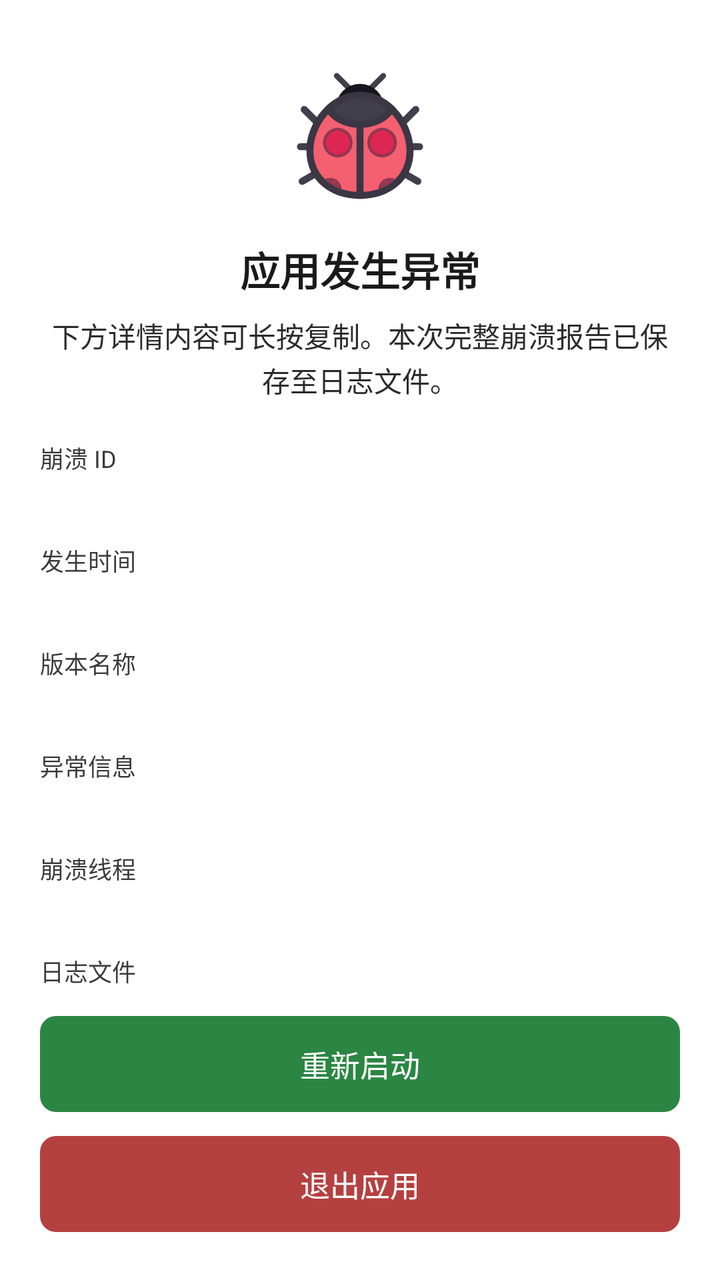
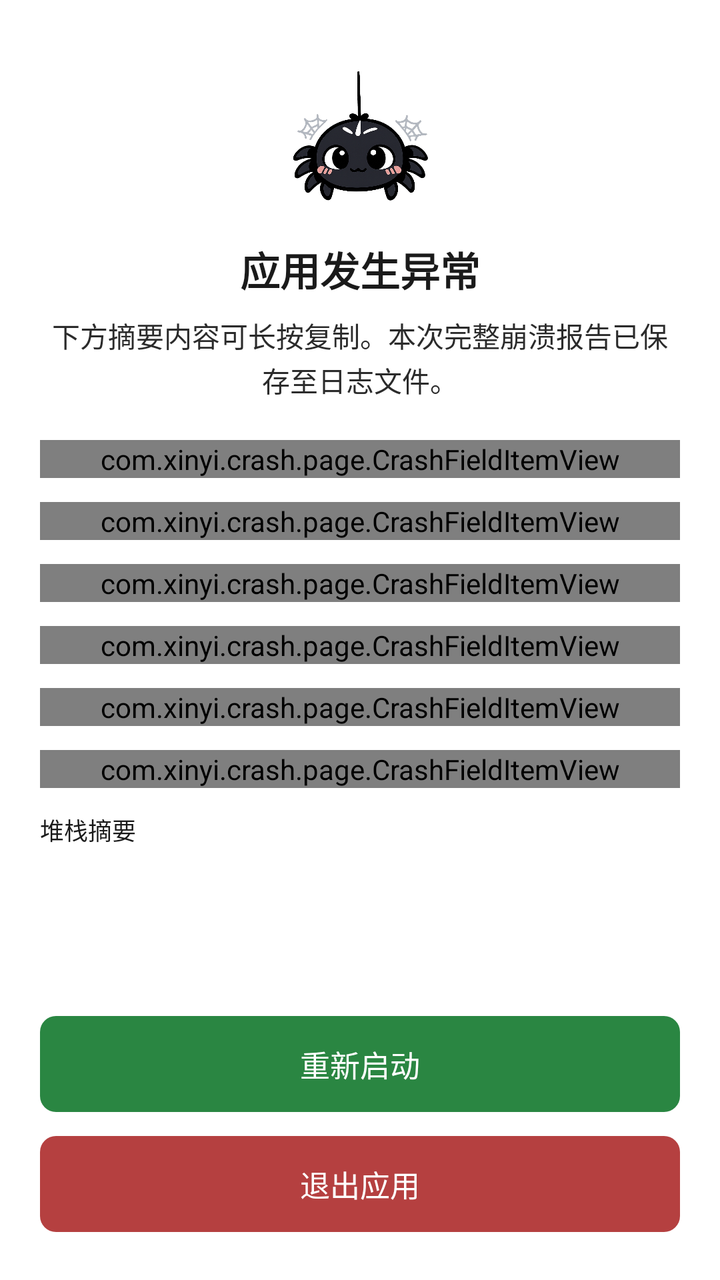

Compare the two renders of this Android layout. The source of the first and the diff that turns it into the second are given below.
<!-- AndroidManifest.xml: activity theme CrashMonitor.Crash -->
<!-- res/layout/activity_crash.xml -->
<?xml version="1.0" encoding="utf-8"?>
<LinearLayout xmlns:android="http://schemas.android.com/apk/res/android"
    android:id="@+id/ll_crash_root"
    android:layout_width="match_parent"
    android:layout_height="match_parent"
    android:background="@color/crash_background"
    android:orientation="vertical"
    android:paddingHorizontal="10dp"
    android:paddingTop="32dp"
    android:paddingBottom="24dp">

    <ImageView
        android:id="@+id/iv_crash_logo"
        android:layout_width="72dp"
        android:layout_height="72dp"
        android:layout_gravity="center_horizontal"
        android:contentDescription="@string/crash_title_interactive"
        android:scaleType="centerInside"
        android:src="@drawable/crash_icon" />

    <TextView
        android:id="@+id/tv_crash_title"
        android:layout_width="match_parent"
        android:layout_height="wrap_content"
        android:layout_marginTop="16dp"
        android:gravity="center"
        android:text="@string/crash_title_interactive"
        android:textColor="@color/crash_title"
        android:textSize="20sp"
        android:textStyle="bold" />

    <TextView
        android:id="@+id/tv_crash_message"
        android:layout_width="match_parent"
        android:layout_height="wrap_content"
        android:layout_marginTop="8dp"
        android:gravity="center"
        android:lineSpacingExtra="2dp"
        android:paddingHorizontal="10dp"
        android:text="@string/crash_message_interactive"
        android:textColor="@color/crash_message"
        android:textSize="14sp" />

    <FrameLayout
        android:id="@+id/fl_crash_progress"
        android:layout_width="36dp"
        android:layout_height="36dp"
        android:layout_gravity="center_horizontal"
        android:layout_marginTop="20dp"
        android:visibility="gone">

        <View
            android:layout_width="match_parent"
            android:layout_height="match_parent"
            android:background="@drawable/crash_progress_track" />

        <ImageView
            android:id="@+id/iv_crash_progress"
            android:layout_width="match_parent"
            android:layout_height="match_parent"
            android:contentDescription="@null"
            android:importantForAccessibility="no"
            android:src="@drawable/crash_progress_spinner" />
    </FrameLayout>

    <ScrollView
        android:id="@+id/sv_crash_detail"
        android:layout_width="match_parent"
        android:layout_height="0dp"
        android:layout_marginTop="20dp"
        android:layout_weight="1"
        android:background="@color/crash_background"
        android:fillViewport="true"
        android:overScrollMode="never"
        android:paddingHorizontal="10dp"
        android:scrollbars="none">

        <LinearLayout
            android:id="@+id/ll_crash_detail"
            android:layout_width="match_parent"
            android:layout_height="wrap_content"
            android:background="@color/crash_background"
            android:orientation="vertical">

            <TextView
                android:id="@+id/tv_crash_label_id"
                android:layout_width="match_parent"
                android:layout_height="wrap_content"
                android:text="@string/crash_label_id"
                android:textColor="@color/crash_label"
                android:textSize="12sp" />

            <TextView
                android:id="@+id/tv_crash_id"
                android:layout_width="match_parent"
                android:layout_height="wrap_content"
                android:layout_marginTop="4dp"
                android:textColor="@color/crash_value"
                android:textIsSelectable="true"
                android:textSize="13sp" />

            <TextView
                android:id="@+id/tv_crash_label_time"
                android:layout_width="match_parent"
                android:layout_height="wrap_content"
                android:layout_marginTop="12dp"
                android:text="@string/crash_label_time"
                android:textColor="@color/crash_label"
                android:textSize="12sp" />

            <TextView
                android:id="@+id/tv_crash_time"
                android:layout_width="match_parent"
                android:layout_height="wrap_content"
                android:layout_marginTop="4dp"
                android:textColor="@color/crash_value"
                android:textIsSelectable="true"
                android:textSize="13sp" />

            <TextView
                android:id="@+id/tv_crash_label_version"
                android:layout_width="match_parent"
                android:layout_height="wrap_content"
                android:layout_marginTop="12dp"
                android:text="@string/crash_label_version"
                android:textColor="@color/crash_label"
                android:textSize="12sp" />

            <TextView
                android:id="@+id/tv_crash_version"
                android:layout_width="match_parent"
                android:layout_height="wrap_content"
                android:layout_marginTop="4dp"
                android:textColor="@color/crash_value"
                android:textIsSelectable="true"
                android:textSize="13sp" />

            <TextView
                android:id="@+id/tv_crash_label_exception"
                android:layout_width="match_parent"
                android:layout_height="wrap_content"
                android:layout_marginTop="12dp"
                android:text="@string/crash_label_exception"
                android:textColor="@color/crash_label"
                android:textSize="12sp" />

            <TextView
                android:id="@+id/tv_crash_exception"
                android:layout_width="match_parent"
                android:layout_height="wrap_content"
                android:layout_marginTop="4dp"
                android:textColor="@color/crash_value"
                android:textIsSelectable="true"
                android:textSize="13sp" />

            <TextView
                android:id="@+id/tv_crash_label_thread"
                android:layout_width="match_parent"
                android:layout_height="wrap_content"
                android:layout_marginTop="12dp"
                android:text="@string/crash_label_thread"
                android:textColor="@color/crash_label"
                android:textSize="12sp" />

            <TextView
                android:id="@+id/tv_crash_thread"
                android:layout_width="match_parent"
                android:layout_height="wrap_content"
                android:layout_marginTop="4dp"
                android:textColor="@color/crash_value"
                android:textSize="13sp" />

            <TextView
                android:id="@+id/tv_crash_label_log_file"
                android:layout_width="match_parent"
                android:layout_height="wrap_content"
                android:layout_marginTop="12dp"
                android:text="@string/crash_label_log_file"
                android:textColor="@color/crash_label"
                android:textSize="12sp" />

            <TextView
                android:id="@+id/tv_crash_log_file"
                android:layout_width="match_parent"
                android:layout_height="wrap_content"
                android:layout_marginTop="4dp"
                android:textColor="@color/crash_value"
                android:textIsSelectable="true"
                android:textSize="13sp" />

            <TextView
                android:id="@+id/tv_crash_label_stack"
                android:layout_width="match_parent"
                android:layout_height="wrap_content"
                android:layout_marginTop="12dp"
                android:text="@string/crash_label_stack"
                android:textColor="@color/crash_label"
                android:textSize="12sp" />

            <TextView
                android:id="@+id/tv_crash_stack"
                android:layout_width="match_parent"
                android:layout_height="wrap_content"
                android:layout_marginTop="4dp"
                android:lineSpacingExtra="2dp"
                android:textIsSelectable="true"
                android:textSize="11sp"
                android:typeface="monospace" />
        </LinearLayout>
    </ScrollView>

    <LinearLayout
        android:id="@+id/ll_crash_actions"
        android:layout_width="match_parent"
        android:layout_height="wrap_content"
        android:layout_marginTop="16dp"
        android:orientation="vertical"
        android:paddingHorizontal="10dp">

        <TextView
            android:id="@+id/btn_crash_restart"
            android:layout_width="match_parent"
            android:layout_height="48dp"
            android:background="@drawable/crash_btn_restart"
            android:clickable="true"
            android:focusable="true"
            android:gravity="center"
            android:text="@string/crash_btn_restart"
            android:textColor="@color/crash_btn_restart_text"
            android:textSize="15sp" />

        <TextView
            android:id="@+id/btn_crash_exit"
            android:layout_width="match_parent"
            android:layout_height="48dp"
            android:layout_marginTop="12dp"
            android:background="@drawable/crash_btn_exit"
            android:clickable="true"
            android:focusable="true"
            android:gravity="center"
            android:text="@string/crash_btn_exit"
            android:textColor="@color/crash_btn_exit_text"
            android:textSize="15sp" />
    </LinearLayout>
</LinearLayout>
<!-- resources referenced by this layout -->
<resources>
  <color name="crash_background">#FFFFFFFF</color>
  <color name="crash_btn_exit_text">#FFFFFFFF</color>
  <color name="crash_btn_restart_text">#FFFFFFFF</color>
  <color name="crash_label">#FF3A3A3A</color>
  <color name="crash_message">#FF2B2B2B</color>
  <color name="crash_title">#FF1A1A1A</color>
  <color name="crash_value">#FF1A1A1A</color>
  <!-- drawable crash_btn_exit (drawable) -->
  <?xml version="1.0" encoding="utf-8"?>
  <selector xmlns:android="http://schemas.android.com/apk/res/android">
      <item android:state_pressed="true">
          <shape android:shape="rectangle">
              <solid android:color="@color/crash_btn_exit_pressed" />
              <corners android:radius="8dp" />
          </shape>
      </item>
      <item>
          <shape android:shape="rectangle">
              <solid android:color="@color/crash_btn_exit_bg" />
              <corners android:radius="8dp" />
          </shape>
      </item>
  </selector>
  <!-- drawable crash_btn_restart (drawable) -->
  <?xml version="1.0" encoding="utf-8"?>
  <selector xmlns:android="http://schemas.android.com/apk/res/android">
      <item android:state_pressed="true">
          <shape android:shape="rectangle">
              <solid android:color="@color/crash_btn_restart_pressed" />
              <corners android:radius="8dp" />
          </shape>
      </item>
      <item>
          <shape android:shape="rectangle">
              <solid android:color="@color/crash_btn_restart_bg" />
              <corners android:radius="8dp" />
          </shape>
      </item>
  </selector>
  <!-- drawable crash_icon: vector/xml drawable (drawable, 4683 chars, omitted) -->
  <!-- drawable crash_progress_track (drawable) -->
  <?xml version="1.0" encoding="utf-8"?>
  <shape xmlns:android="http://schemas.android.com/apk/res/android"
      android:shape="oval">
  
      <size
          android:width="36dp"
          android:height="36dp" />
  
      <solid android:color="@android:color/transparent" />
  
      <stroke
          android:width="3dp"
          android:color="@color/crash_progress_track" />
  </shape>
  <string name="crash_btn_exit">退出应用</string>
  <string name="crash_btn_restart">重新启动</string>
  <string name="crash_label_exception">异常信息</string>
  <string name="crash_label_id">崩溃 ID</string>
  <string name="crash_label_log_file">日志文件</string>
  <string name="crash_label_stack">堆栈摘要</string>
  <string name="crash_label_thread">崩溃线程</string>
  <string name="crash_label_time">发生时间</string>
  <string name="crash_label_version">版本名称</string>
  <string name="crash_message_interactive">下方详情内容可长按复制。本次完整崩溃报告已保存至日志文件。</string>
  <string name="crash_title_interactive">应用发生异常</string>
  <style name="CrashMonitor.Crash" parent="@android:style/Theme.Light.NoTitleBar.Fullscreen">
          <item name="android:windowBackground">@color/crash_background</item>
          <item name="android:colorBackground">@color/crash_background</item>
          <item name="android:windowContentOverlay">@null</item>
          <item name="android:textColorHighlight">@color/crash_text_highlight</item>
          <item name="android:colorControlHighlight" tools:targetApi="21">@color/crash_text_highlight</item>
      </style>
  <color name="crash_btn_exit_pressed">#FF963636</color>
  <color name="crash_btn_exit_bg">#FFB54040</color>
  <color name="crash_btn_restart_pressed">#FF226C35</color>
  <color name="crash_btn_restart_bg">#FF2A8642</color>
  <color name="crash_progress_accent">#FFC04545</color>
  <color name="crash_progress_track">#FFEDEDED</color>
  <color name="crash_text_highlight">#332A8642</color>
  <!-- unchanged entries left out for length: 1 -->
</resources>

<!-- the commit's change to res/layout/activity_crash.xml (unified diff, before → after) -->
@@ -16,7 +16,7 @@
         android:layout_gravity="center_horizontal"
         android:contentDescription="@string/crash_title_interactive"
         android:scaleType="centerInside"
-        android:src="@drawable/crash_icon" />
+        android:src="@mipmap/crash_logo" />
 
     <TextView
         android:id="@+id/tv_crash_title"
@@ -82,111 +82,40 @@
             android:background="@color/crash_background"
             android:orientation="vertical">
 
-            <TextView
-                android:id="@+id/tv_crash_label_id"
+            <com.xinyi.crash.page.CrashFieldItemView
+                android:id="@+id/field_crash_id"
+                android:layout_width="match_parent"
+                android:layout_height="wrap_content" />
+
+            <com.xinyi.crash.page.CrashFieldItemView
+                android:id="@+id/field_crash_time"
                 android:layout_width="match_parent"
                 android:layout_height="wrap_content"
-                android:text="@string/crash_label_id"
-                android:textColor="@color/crash_label"
-                android:textSize="12sp" />
+                android:layout_marginTop="12dp" />
 
-            <TextView
-                android:id="@+id/tv_crash_id"
+            <com.xinyi.crash.page.CrashFieldItemView
+                android:id="@+id/field_crash_version"
                 android:layout_width="match_parent"
                 android:layout_height="wrap_content"
-                android:layout_marginTop="4dp"
-                android:textColor="@color/crash_value"
-                android:textIsSelectable="true"
-                android:textSize="13sp" />
+                android:layout_marginTop="12dp" />
 
-            <TextView
-                android:id="@+id/tv_crash_label_time"
+            <com.xinyi.crash.page.CrashFieldItemView
+                android:id="@+id/field_crash_exception"
                 android:layout_width="match_parent"
                 android:layout_height="wrap_content"
-                android:layout_marginTop="12dp"
-                android:text="@string/crash_label_time"
-                android:textColor="@color/crash_label"
-                android:textSize="12sp" />
+                android:layout_marginTop="12dp" />
 
-            <TextView
-                android:id="@+id/tv_crash_time"
+            <com.xinyi.crash.page.CrashFieldItemView
+                android:id="@+id/field_crash_thread"
                 android:layout_width="match_parent"
                 android:layout_height="wrap_content"
-                android:layout_marginTop="4dp"
-                android:textColor="@color/crash_value"
-                android:textIsSelectable="true"
-                android:textSize="13sp" />
+                android:layout_marginTop="12dp" />
 
-            <TextView
-                android:id="@+id/tv_crash_label_version"
+            <com.xinyi.crash.page.CrashFieldItemView
+                android:id="@+id/field_crash_log_file"
                 android:layout_width="match_parent"
                 android:layout_height="wrap_content"
-                android:layout_marginTop="12dp"
-                android:text="@string/crash_label_version"
-                android:textColor="@color/crash_label"
-                android:textSize="12sp" />
-
-            <TextView
-                android:id="@+id/tv_crash_version"
-                android:layout_width="match_parent"
-                android:layout_height="wrap_content"
-                android:layout_marginTop="4dp"
-                android:textColor="@color/crash_value"
-                android:textIsSelectable="true"
-                android:textSize="13sp" />
-
-            <TextView
-                android:id="@+id/tv_crash_label_exception"
-                android:layout_width="match_parent"
-                android:layout_height="wrap_content"
-                android:layout_marginTop="12dp"
-                android:text="@string/crash_label_exception"
-                android:textColor="@color/crash_label"
-                android:textSize="12sp" />
-
-            <TextView
-                android:id="@+id/tv_crash_exception"
-                android:layout_width="match_parent"
-                android:layout_height="wrap_content"
-                android:layout_marginTop="4dp"
-                android:textColor="@color/crash_value"
-                android:textIsSelectable="true"
-                android:textSize="13sp" />
-
-            <TextView
-                android:id="@+id/tv_crash_label_thread"
-                android:layout_width="match_parent"
-                android:layout_height="wrap_content"
-                android:layout_marginTop="12dp"
-                android:text="@string/crash_label_thread"
-                android:textColor="@color/crash_label"
-                android:textSize="12sp" />
-
-            <TextView
-                android:id="@+id/tv_crash_thread"
-                android:layout_width="match_parent"
-                android:layout_height="wrap_content"
-                android:layout_marginTop="4dp"
-                android:textColor="@color/crash_value"
-                android:textSize="13sp" />
-
-            <TextView
-                android:id="@+id/tv_crash_label_log_file"
-                android:layout_width="match_parent"
-                android:layout_height="wrap_content"
-                android:layout_marginTop="12dp"
-                android:text="@string/crash_label_log_file"
-                android:textColor="@color/crash_label"
-                android:textSize="12sp" />
-
-            <TextView
-                android:id="@+id/tv_crash_log_file"
-                android:layout_width="match_parent"
-                android:layout_height="wrap_content"
-                android:layout_marginTop="4dp"
-                android:textColor="@color/crash_value"
-                android:textIsSelectable="true"
-                android:textSize="13sp" />
+                android:layout_marginTop="12dp" />
 
             <TextView
                 android:id="@+id/tv_crash_label_stack"
<!-- resource entries referenced after the edit -->
@@ -3,10 +3,9 @@
   <color name="crash_background">#FFFFFFFF</color>
   <color name="crash_btn_exit_text">#FFFFFFFF</color>
   <color name="crash_btn_restart_text">#FFFFFFFF</color>
-  <color name="crash_label">#FF3A3A3A</color>
+  <color name="crash_label">#FF1A1A1A</color>
   <color name="crash_message">#FF2B2B2B</color>
   <color name="crash_title">#FF1A1A1A</color>
-  <color name="crash_value">#FF1A1A1A</color>
   <!-- drawable crash_btn_exit (drawable) -->
   <?xml version="1.0" encoding="utf-8"?>
   <selector xmlns:android="http://schemas.android.com/apk/res/android">
@@ -39,7 +38,6 @@
           </shape>
       </item>
   </selector>
-  <!-- drawable crash_icon: vector/xml drawable (drawable, 4683 chars, omitted) -->
   <!-- drawable crash_progress_track (drawable) -->
   <?xml version="1.0" encoding="utf-8"?>
   <shape xmlns:android="http://schemas.android.com/apk/res/android"
@@ -55,16 +53,11 @@
           android:width="3dp"
           android:color="@color/crash_progress_track" />
   </shape>
+  <!-- mipmap crash_logo: png bitmap (mipmap-mdpi, 572352 bytes) -->
   <string name="crash_btn_exit">退出应用</string>
   <string name="crash_btn_restart">重新启动</string>
-  <string name="crash_label_exception">异常信息</string>
-  <string name="crash_label_id">崩溃 ID</string>
-  <string name="crash_label_log_file">日志文件</string>
   <string name="crash_label_stack">堆栈摘要</string>
-  <string name="crash_label_thread">崩溃线程</string>
-  <string name="crash_label_time">发生时间</string>
-  <string name="crash_label_version">版本名称</string>
-  <string name="crash_message_interactive">下方详情内容可长按复制。本次完整崩溃报告已保存至日志文件。</string>
+  <string name="crash_message_interactive">下方摘要内容可长按复制。本次完整崩溃报告已保存至日志文件。</string>
   <string name="crash_title_interactive">应用发生异常</string>
   <style name="CrashMonitor.Crash" parent="@android:style/Theme.Light.NoTitleBar.Fullscreen">
           <item name="android:windowBackground">@color/crash_background</item>
